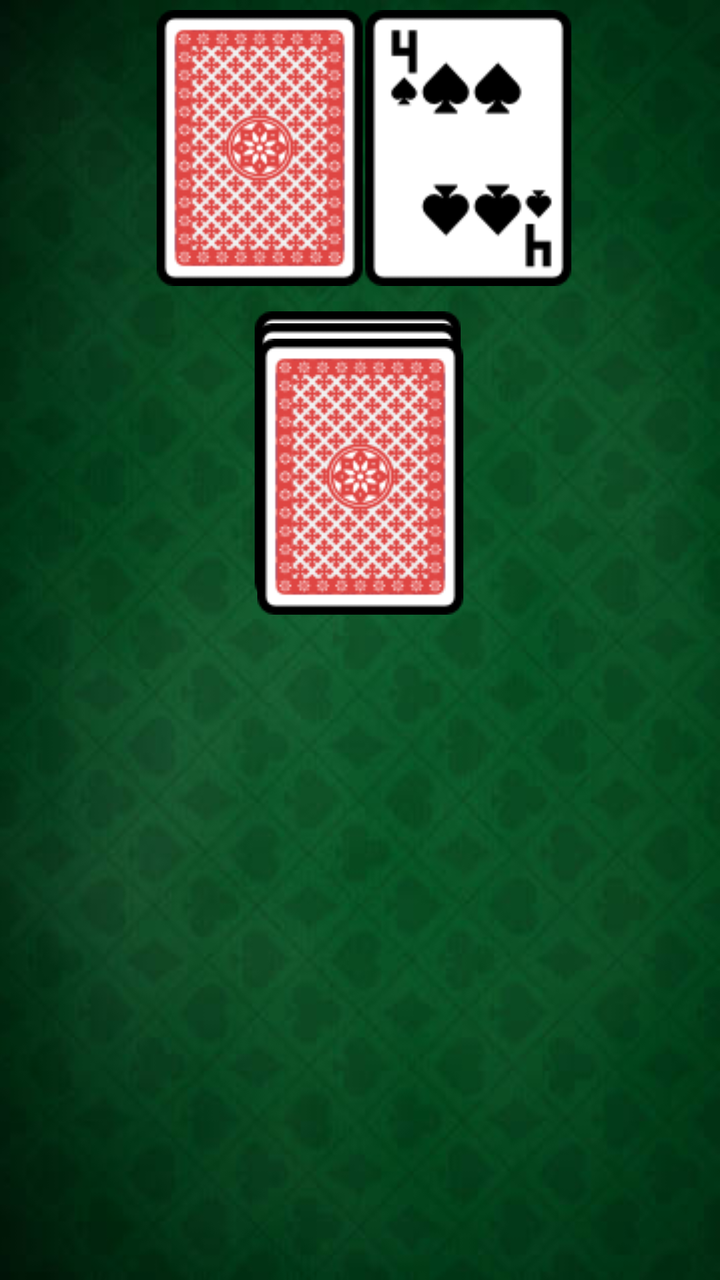
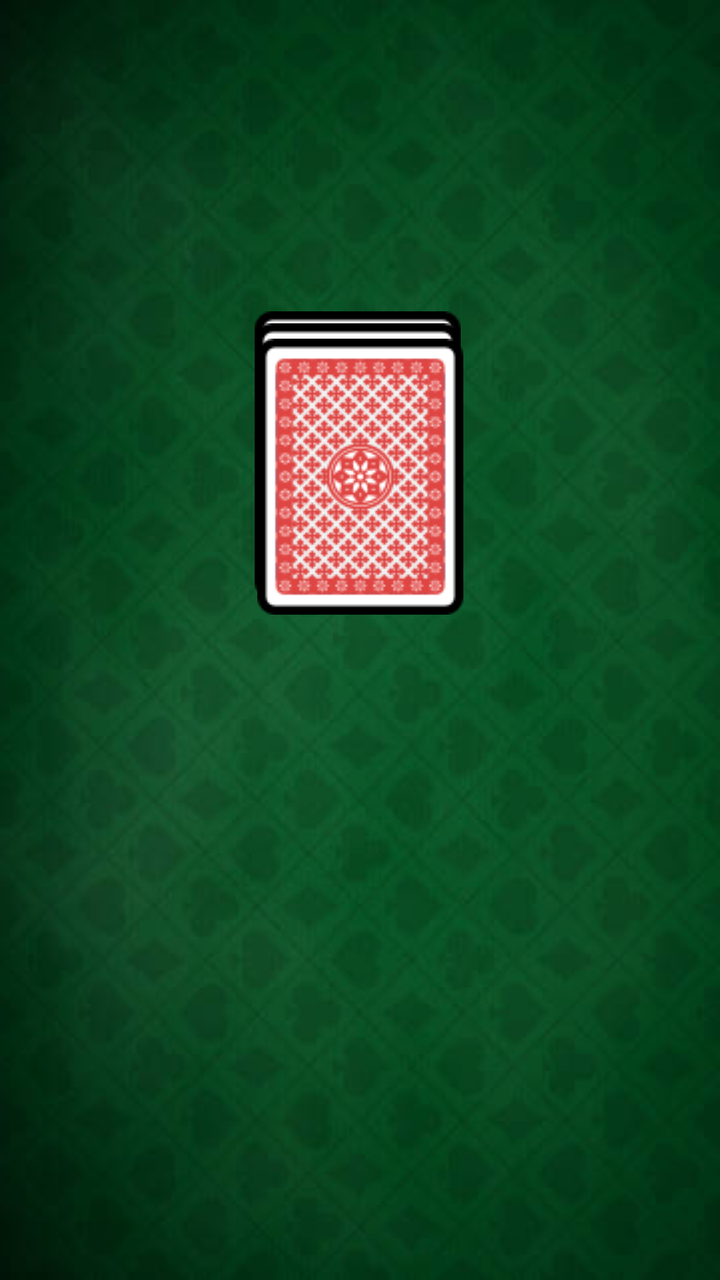

An Android layout rendered at two revisions. The XML below is the earlier revision; the diff shows what the commit changed to produce the second picture.
<!-- AndroidManifest.xml: application theme Theme._21Turbo -->
<!-- res/layout/play_screen.xml -->
<?xml version="1.0" encoding="utf-8"?>
<androidx.constraintlayout.widget.ConstraintLayout xmlns:android="http://schemas.android.com/apk/res/android"
    xmlns:app="http://schemas.android.com/apk/res-auto"
    xmlns:tools="http://schemas.android.com/tools"
    android:id="@+id/gameScreen"
    android:layout_width="match_parent"
    android:layout_height="match_parent"
    android:background="@drawable/table_background">

    <ImageView
        android:id="@+id/imageView3"
        android:layout_width="wrap_content"
        android:layout_height="wrap_content"
        app:layout_constraintBottom_toBottomOf="parent"
        app:layout_constraintEnd_toEndOf="parent"
        app:layout_constraintHorizontal_bias="0.305"
        app:layout_constraintStart_toStartOf="parent"
        app:layout_constraintTop_toTopOf="parent"
        app:layout_constraintVertical_bias="0.01"
        app:srcCompat="@drawable/back_of_card" />

    <ImageView
        android:id="@+id/bottomOfDeck"
        android:layout_width="wrap_content"
        android:layout_height="wrap_content"
        app:layout_constraintBottom_toBottomOf="parent"
        app:layout_constraintEnd_toEndOf="parent"
        app:layout_constraintHorizontal_bias="0.496"
        app:layout_constraintStart_toStartOf="parent"
        app:layout_constraintTop_toTopOf="parent"
        app:layout_constraintVertical_bias="0.31"
        app:srcCompat="@drawable/back_of_card" />

    <ImageView
        android:id="@+id/middleOfDeck"
        android:layout_width="wrap_content"
        android:layout_height="wrap_content"
        app:layout_constraintBottom_toBottomOf="parent"
        app:layout_constraintEnd_toEndOf="parent"
        app:layout_constraintHorizontal_bias="0.496"
        app:layout_constraintStart_toStartOf="parent"
        app:layout_constraintTop_toTopOf="parent"
        app:layout_constraintVertical_bias="0.322"
        app:srcCompat="@drawable/back_of_card" />

    <ImageView
        android:id="@+id/topOfDeck"
        android:layout_width="wrap_content"
        android:layout_height="wrap_content"
        app:layout_constraintBottom_toBottomOf="parent"
        app:layout_constraintEnd_toEndOf="parent"
        app:layout_constraintStart_toStartOf="parent"
        app:layout_constraintTop_toTopOf="parent"
        app:layout_constraintVertical_bias="0.337"
        app:srcCompat="@drawable/back_of_card" />

    <ImageView
        android:id="@+id/imageView14"
        android:layout_width="wrap_content"
        android:layout_height="wrap_content"
        app:layout_constraintBottom_toBottomOf="parent"
        app:layout_constraintEnd_toEndOf="parent"
        app:layout_constraintHorizontal_bias="0.711"
        app:layout_constraintStart_toStartOf="parent"
        app:layout_constraintTop_toTopOf="parent"
        app:layout_constraintVertical_bias="0.01"
        app:srcCompat="@drawable/spades4" />

    <Button
        android:id="@+id/hitButton"
        android:layout_width="wrap_content"
        android:layout_height="wrap_content"
        android:layout_marginTop="231dp"
        android:layout_marginBottom="452dp"
        android:text="Hit"
        app:layout_constraintBottom_toBottomOf="parent"
        app:layout_constraintEnd_toEndOf="parent"
        app:layout_constraintHorizontal_bias="0.12"
        app:layout_constraintStart_toStartOf="parent"
        app:layout_constraintTop_toTopOf="parent" />

    <Button
        android:id="@+id/standButton"
        android:layout_width="wrap_content"
        android:layout_height="wrap_content"
        android:layout_marginTop="231dp"
        android:layout_marginBottom="452dp"
        android:text="Stand"
        app:layout_constraintBottom_toBottomOf="parent"
        app:layout_constraintEnd_toEndOf="parent"
        app:layout_constraintHorizontal_bias="0.876"
        app:layout_constraintStart_toStartOf="parent"
        app:layout_constraintTop_toTopOf="parent" />

    <LinearLayout
        android:id="@+id/playerHand"
        android:layout_width="410dp"
        android:layout_height="139dp"
        android:layout_marginTop="576dp"
        android:isScrollContainer="true"
        android:orientation="horizontal"
        app:layout_constraintStart_toStartOf="parent"
        app:layout_constraintTop_toTopOf="parent"></LinearLayout>

</androidx.constraintlayout.widget.ConstraintLayout>
<!-- resources referenced by this layout -->
<resources>
  <!-- drawable back_of_card: png bitmap (drawable, 24606 bytes) -->
  <!-- drawable spades4: png bitmap (drawable, 3785 bytes) -->
  <!-- drawable table_background: png bitmap (drawable, 149849 bytes) -->
  <style name="Theme._21Turbo" parent="Base.Theme._21Turbo" />
  <style name="Base.Theme._21Turbo" parent="Theme.Material3.DayNight.NoActionBar">
          
          
      </style>
</resources>

<!-- the commit's change to res/layout/play_screen.xml (unified diff, before → after) -->
@@ -6,18 +6,6 @@
     android:layout_width="match_parent"
     android:layout_height="match_parent"
     android:background="@drawable/table_background">
-
-    <ImageView
-        android:id="@+id/imageView3"
-        android:layout_width="wrap_content"
-        android:layout_height="wrap_content"
-        app:layout_constraintBottom_toBottomOf="parent"
-        app:layout_constraintEnd_toEndOf="parent"
-        app:layout_constraintHorizontal_bias="0.305"
-        app:layout_constraintStart_toStartOf="parent"
-        app:layout_constraintTop_toTopOf="parent"
-        app:layout_constraintVertical_bias="0.01"
-        app:srcCompat="@drawable/back_of_card" />
 
     <ImageView
         android:id="@+id/bottomOfDeck"
@@ -54,18 +42,6 @@
         app:layout_constraintVertical_bias="0.337"
         app:srcCompat="@drawable/back_of_card" />
 
-    <ImageView
-        android:id="@+id/imageView14"
-        android:layout_width="wrap_content"
-        android:layout_height="wrap_content"
-        app:layout_constraintBottom_toBottomOf="parent"
-        app:layout_constraintEnd_toEndOf="parent"
-        app:layout_constraintHorizontal_bias="0.711"
-        app:layout_constraintStart_toStartOf="parent"
-        app:layout_constraintTop_toTopOf="parent"
-        app:layout_constraintVertical_bias="0.01"
-        app:srcCompat="@drawable/spades4" />
-
     <Button
         android:id="@+id/hitButton"
         android:layout_width="wrap_content"
@@ -96,8 +72,17 @@
         android:id="@+id/playerHand"
         android:layout_width="410dp"
         android:layout_height="139dp"
-        android:layout_marginTop="576dp"
+        android:layout_marginTop="592dp"
         android:isScrollContainer="true"
+        android:orientation="horizontal"
+        app:layout_constraintStart_toStartOf="parent"
+        app:layout_constraintTop_toTopOf="parent" />
+
+    <LinearLayout
+        android:id="@+id/dealerHand"
+        android:layout_width="412dp"
+        android:layout_height="138dp"
+        android:layout_marginTop="16dp"
         android:orientation="horizontal"
         app:layout_constraintStart_toStartOf="parent"
         app:layout_constraintTop_toTopOf="parent"></LinearLayout>
<!-- resource entries referenced after the edit -->
@@ -1,7 +1,6 @@
 <!-- resources referenced by this layout -->
 <resources>
   <!-- drawable back_of_card: png bitmap (drawable, 24606 bytes) -->
-  <!-- drawable spades4: png bitmap (drawable, 3785 bytes) -->
   <!-- drawable table_background: png bitmap (drawable, 149849 bytes) -->
   <style name="Theme._21Turbo" parent="Base.Theme._21Turbo" />
   <style name="Base.Theme._21Turbo" parent="Theme.Material3.DayNight.NoActionBar">
